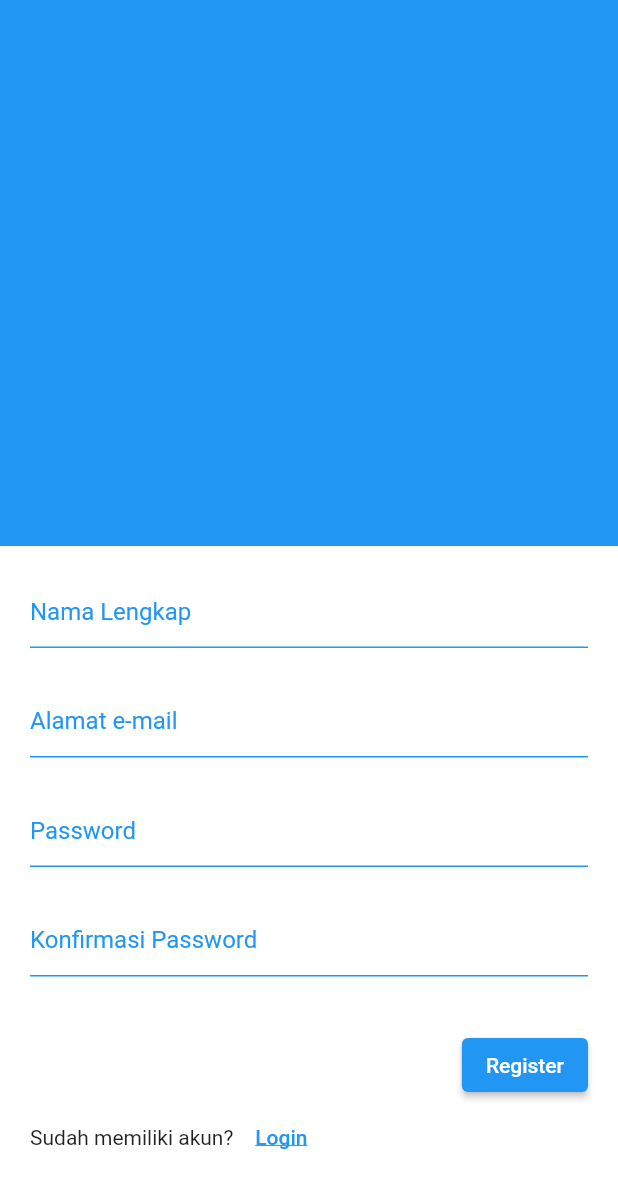
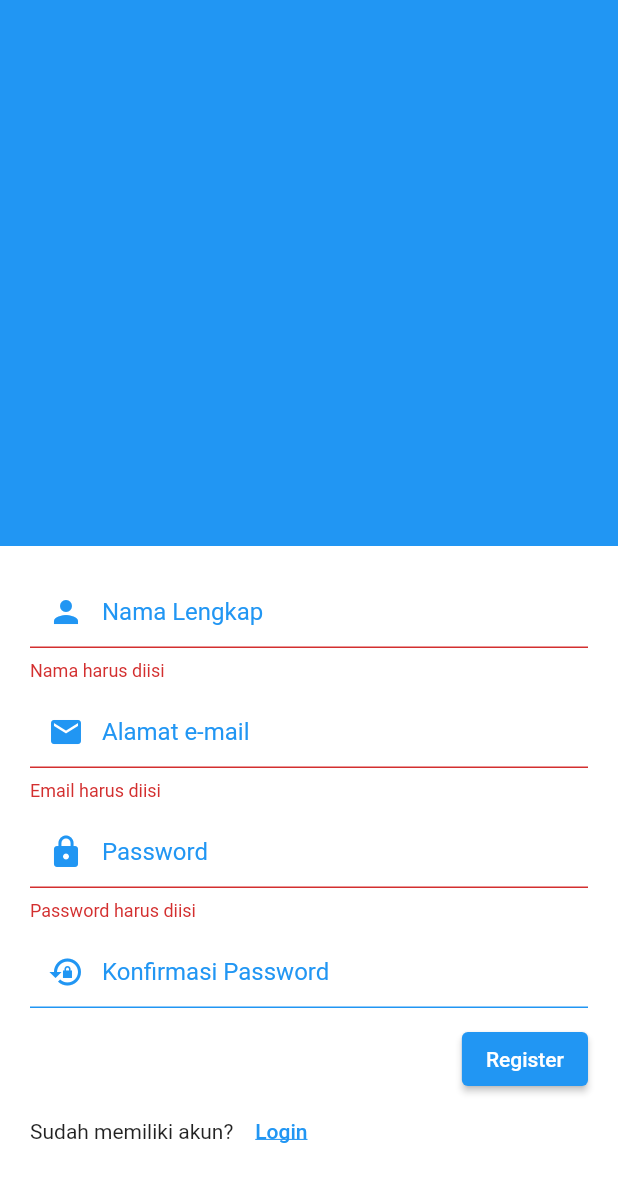
Before and after one commit to alfhandre/EVENTING, a Flutter app: the formregister screen opened directly, after a tap on "Register", on a phone screen of 412 x 824 dp. Shown: the top 1188 px of the screen. Run offline on Flutter 3.47's test engine with Material 2 defaults, Android fonts, the phone set to English and light mode, and no system bars; our stand-ins replace firebase_auth, firebase_core, get, shared_preferences; missing offline and left inert: flutter_clean_calendar; accounts and stored records are empty.

```diff
--- a/lib/views/formregister.dart
+++ b/lib/views/formregister.dart
@@ -1,24 +1,29 @@
 import 'package:eventing/controller/auth_controller.dart';
 import 'package:eventing/views/formlogin.dart';
+import 'package:eventing/views/homescreen.dart';
 import 'package:flutter/material.dart';
 import 'package:get/get.dart';
 
 class formregister extends StatefulWidget {
-  const formregister({super.key});
+  const formregister({Key? key}) : super(key: key);
 
   @override
   State<formregister> createState() => _formregisterState();
 }
 
 class _formregisterState extends State<formregister> {
-  TextEditingController emailController = TextEditingController();
-  TextEditingController passwordController = TextEditingController();
-  TextEditingController confirmPasswordController = TextEditingController();
+  GlobalKey<FormState> formKey = GlobalKey<FormState>();
 
-  late AuthController authController;
+  final TextEditingController namaController = TextEditingController();
+  final TextEditingController emailController = TextEditingController();
+  final TextEditingController passwordController = TextEditingController();
+  final TextEditingController confirmPasswordController =
+      TextEditingController();
+
+  late final AuthController authController;
 
   @override
-  void iniState() {
+  void initState() {
     super.initState();
     authController = Get.put(AuthController());
   }
@@ -28,6 +33,7 @@ class _formregisterState extends State<formregister> {
     return Scaffold(
       backgroundColor: Colors.blue,
       body: Form(
+        key: formKey,
         child: Stack(
           children: <Widget>[
             Positioned(
@@ -42,7 +48,8 @@ class _formregisterState extends State<formregister> {
                   child: Column(
                     children: [
                       //nama lengkap
-                      TextFormField(
+                      Container(
+                        child: TextFormField(
                           keyboardType: TextInputType.emailAddress,
                           decoration: const InputDecoration(
                             labelText: 'Nama Lengkap',
@@ -57,12 +64,26 @@ class _formregisterState extends State<formregister> {
                             contentPadding: EdgeInsets.symmetric(
                               vertical: -10,
                             ),
+                            prefixIcon: Icon(
+                              Icons.person,
+                              color: Colors.blue,
+                            ),
+                          ),
+                          validator: (value) {
+                            if (value == null || value.isEmpty) {
+                              return 'Nama harus diisi';
+                            }
+                            return null;
+                          },
+                          controller: namaController,
                         ),
                       ),
 
+                      SizedBox(height: 10),
+
                       //e-mail
-                      SizedBox(height: 25),
-                      TextFormField(
+                      Container(
+                        child: TextFormField(
                           keyboardType: TextInputType.emailAddress,
                           decoration: const InputDecoration(
                             labelText: 'Alamat e-mail',
@@ -77,11 +98,28 @@ class _formregisterState extends State<formregister> {
                             contentPadding: EdgeInsets.symmetric(
                               vertical: -10,
                             ),
+                            prefixIcon: Icon(
+                              Icons.mail,
+                              color: Colors.blue,
                             ),
                           ),
-                      SizedBox(height: 25),
+                          validator: (value) {
+                            if (value == null || value.isEmpty) {
+                              return 'Email harus diisi';
+                            }
+                            if (!value.contains('@')) {
+                              return 'Email tidak valid.';
+                            }
+                          },
+                          controller: emailController,
+                        ),
+                      ),
+
+                      SizedBox(height: 10),
+
                       //password
-                      TextFormField(
+                      Container(
+                        child: TextFormField(
                           keyboardType: TextInputType.visiblePassword,
                           obscureText: true,
                           decoration: const InputDecoration(
@@ -96,19 +134,31 @@ class _formregisterState extends State<formregister> {
                             ),
                             contentPadding: EdgeInsets.symmetric(
                               vertical: -10,
-                            )),
                             ),
-                      SizedBox(height: 25),
+                            prefixIcon: Icon(
+                              Icons.lock,
+                              color: Colors.blue,
+                            ),
+                          ),
+                          validator: (value) {
+                            if (value == null || value.isEmpty) {
+                              return 'Password harus diisi';
+                            }
+                            if (value.length < 6) {
+                              return 'Password minimal 6+ karakter';
+                            }
+                          },
+                          controller: passwordController,
+                        ),
+                      ),
+
+                      SizedBox(height: 10),
+
                       //konfirmasi password
-                      TextFormField(
+                      Container(
+                        child: TextFormField(
                           keyboardType: TextInputType.visiblePassword,
                           obscureText: true,
-                        validator: (input) {
-                          if (input != passwordController.text.trim()) {
-                            Get.snackbar('Warning', 'Password harus sesuai !');
-                            return;
-                          }
-                        },
                           controller: confirmPasswordController,
                           decoration: const InputDecoration(
                             labelText: 'Konfirmasi Password',
@@ -123,21 +173,45 @@ class _formregisterState extends State<formregister> {
                             contentPadding: EdgeInsets.symmetric(
                               vertical: -10,
                             ),
+                            prefixIcon: Icon(
+                              Icons.lock_reset_sharp,
+                              color: Colors.blue,
                             ),
                           ),
-                      SizedBox(height: 35),
+                          validator: (value) {
+                            if (value != passwordController.text.trim()) {
+                              return 'Password harus sesuai !';
+                            }
+                          },
+                        ),
+                      ),
+                      SizedBox(height: 10),
 
-                      //register button
-                      Container(
+                      Obx(() => authController.isLoading.value
+                          ? Center(
+                              child: CircularProgressIndicator(),
+                            )
+                          : Container(
+                              child: Container(
                                 child: Align(
                                   alignment: Alignment.bottomRight,
                                   child: ElevatedButton(
                                     child: const Text("Register"),
-                            onPressed: () {},
+                                    onPressed: () {
+                                      if (!formKey.currentState!.validate()) {
+                                        return;
+                                      }
+                                      authController.signUp(
+                                          email: emailController.text.trim(),
+                                          password:
+                                              passwordController.text.trim());
+                                    },
                                   ),
                                 ),
                               ),
-
+                            )),
+                      //register button
+                      SizedBox(width: 10),
                       Row(
                         children: [
                           Text("Sudah memiliki akun?"),
@@ -150,7 +224,7 @@ class _formregisterState extends State<formregister> {
                               style: TextStyle(
                                   decoration: TextDecoration.underline),
                             ),
-                          )
+                          ),
                         ],
                       ),
                     ],
--- a/pubspec.yaml
+++ b/pubspec.yaml
@@ -41,6 +41,7 @@ dependencies:
   firebase_core: ^2.8.0
   get: ^4.6.5
   firebase_auth: ^4.3.0
+  firebase_messaging_platform_interface: ^4.2.16
 
 dev_dependencies:
   flutter_test:
```
Also changed, not shown: lib/controller/auth_controller.dart (+16 -13 lines), lib/main.dart (+5 -2 lines), lib/views/create_profile.dart (+17 -4 lines), lib/views/formlogin.dart (+32 -63 lines), lib/views/homepage.dart (+19 -7 lines), pubspec.lock. Lines whose indentation alone changed are shown as unchanged.
